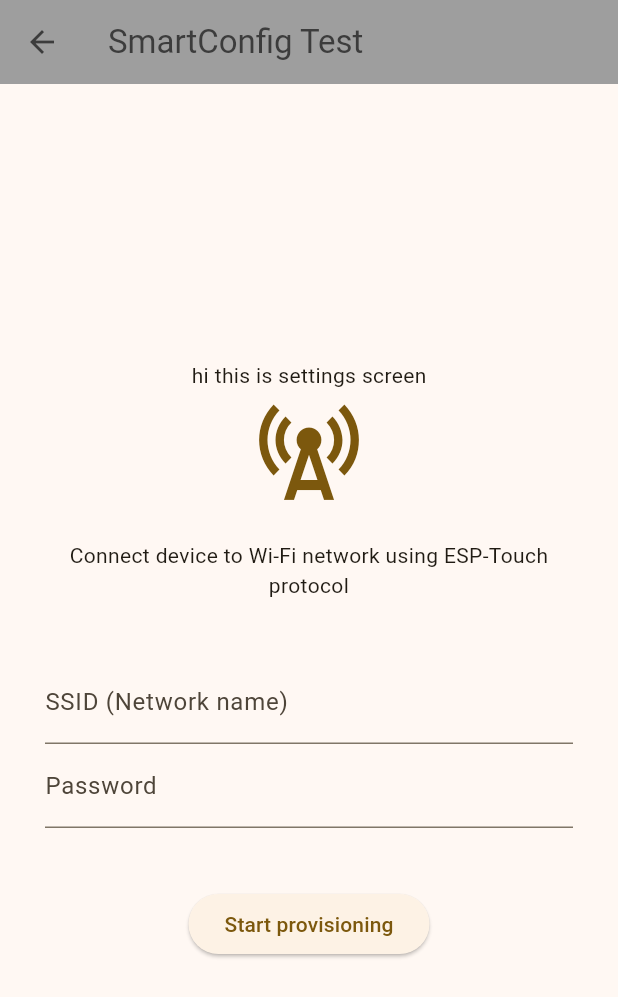
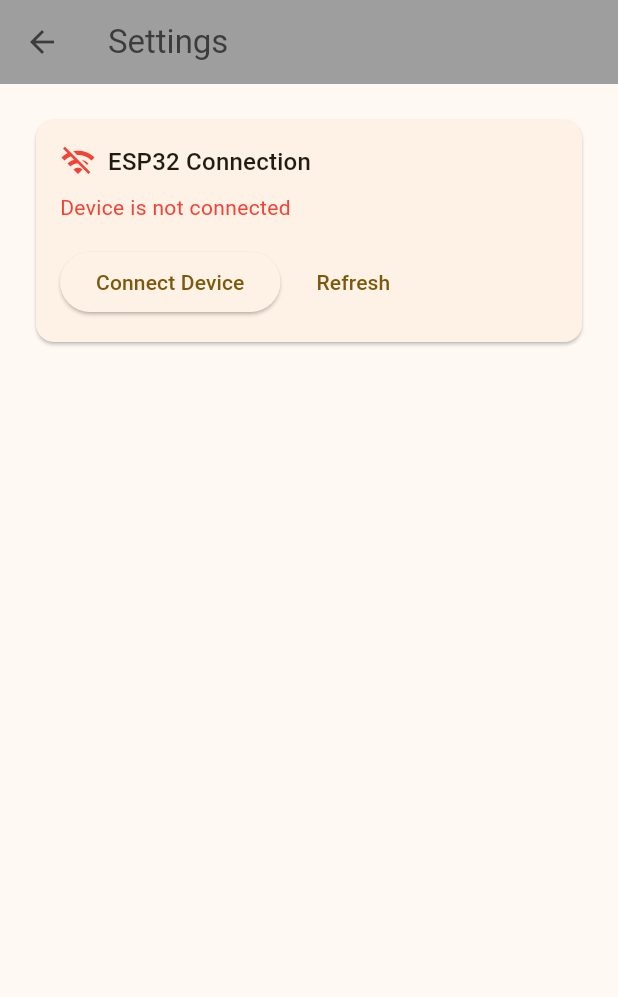
Before and after one commit to SamarthChadha/APP-3---Flutter, a Flutter app: the SettingsScreen screen opened directly, on a phone screen of 412 x 824 dp. Shown: the top 997 px of the screen. Run offline on Flutter 3.47's test engine with Material 3 defaults, Android fonts, the phone set to English and light mode, and no system bars; our stand-ins replace device_info_plus, multicast_dns; missing offline and left inert: esp_smartconfig, flutter_3d_controller.

Commit message:
provisioning test

```diff
--- a/circadian_light/lib/main.dart
+++ b/circadian_light/lib/main.dart
@@ -2,6 +2,7 @@ import 'package:flutter/material.dart';
 import 'screens/home.dart';
 import 'screens/routines.dart';
 import 'screens/settings.dart';
+import 'core/connection_manager.dart';
 
 void main() {
   runApp(const MainApp());
@@ -61,7 +62,8 @@ class _MainAppState extends State<MainApp> {
           elevation: 0,
         ),
       ),
-      home: Scaffold(
+      home: ConnectionManager(
+        child: Scaffold(
           extendBody: true,
           body: _screens[myIndex],
 
@@ -108,6 +110,7 @@ class _MainAppState extends State<MainApp> {
             ),
           ),
         ),
+      ),
     );
   }
 }
--- a/circadian_light/lib/screens/settings.dart
+++ b/circadian_light/lib/screens/settings.dart
@@ -1,5 +1,6 @@
 import 'package:flutter/material.dart';
 import '../core/provisioning_screen.dart';
+import '../core/esp_connection.dart';
 
 class SettingsScreen extends StatefulWidget {
   const SettingsScreen({super.key});
@@ -8,18 +9,89 @@ class SettingsScreen extends StatefulWidget {
 }
 
 class _SettingsScreenState extends State<SettingsScreen> {
+  bool _isConnected = false;
+
+  @override
+  void initState() {
+    super.initState();
+    _checkConnection();
+  }
+
+  void _checkConnection() {
+    setState(() {
+      _isConnected = EspConnection.I.isConnected;
+    });
+  }
+
+  Future<void> _reconnectDevice() async {
+    final result = await Navigator.of(context).push<bool>(
+      MaterialPageRoute(
+        builder: (context) => const ProvisioningScreen(title: 'Reconnect ESP32'),
+      ),
+    );
+
+    if (result == true) {
+      _checkConnection();
+    }
+  }
+
   @override
   Widget build(BuildContext context) {
     return Scaffold(
       appBar: AppBar(
-        title: const Text('SmartConfig Test'),
+        title: const Text('Settings'),
       ),
-      body: Center(
+      body: Padding(
+        padding: const EdgeInsets.all(20.0),
         child: Column(
-          mainAxisAlignment: MainAxisAlignment.center,
+          crossAxisAlignment: CrossAxisAlignment.start,
           children: [
-            Text('hi this is settings screen'),
-            ProvisioningScreen(title: 'SmartConfig Test'),
+            Card(
+              child: Padding(
+                padding: const EdgeInsets.all(16.0),
+                child: Column(
+                  crossAxisAlignment: CrossAxisAlignment.start,
+                  children: [
+                    Row(
+                      children: [
+                        Icon(
+                          _isConnected ? Icons.wifi : Icons.wifi_off,
+                          color: _isConnected ? Colors.green : Colors.red,
+                        ),
+                        const SizedBox(width: 8),
+                        Text(
+                          'ESP32 Connection',
+                          style: Theme.of(context).textTheme.titleMedium,
+                        ),
+                      ],
+                    ),
+                    const SizedBox(height: 8),
+                    Text(
+                      _isConnected
+                        ? 'Device is connected and ready'
+                        : 'Device is not connected',
+                      style: TextStyle(
+                        color: _isConnected ? Colors.green : Colors.red,
+                      ),
+                    ),
+                    const SizedBox(height: 16),
+                    Row(
+                      children: [
+                        ElevatedButton(
+                          onPressed: _reconnectDevice,
+                          child: Text(_isConnected ? 'Reconfigure WiFi' : 'Connect Device'),
+                        ),
+                        const SizedBox(width: 12),
+                        TextButton(
+                          onPressed: _checkConnection,
+                          child: const Text('Refresh'),
+                        ),
+                      ],
+                    ),
+                  ],
+                ),
+              ),
+            ),
           ],
         ),
       ),
```
Also changed, not shown: circadian_light/lib/core/connection_manager.dart (added, +141 -0 lines), circadian_light/lib/core/provisioning_screen.dart (+25 -4 lines), circadian_light/lib/core/app_state.dart (added), 1 other file. Lines whose indentation alone changed are shown as unchanged.
